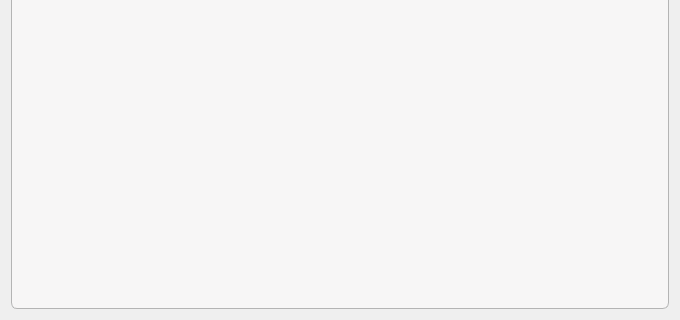
The window that mainwindow.ui (LiangtaoZhong/env_monitor) describes before a commit, drawn with Qt 5; both pictures show x 0 to 680 and y 220 to 540 of the 680 by 540 pixel window.
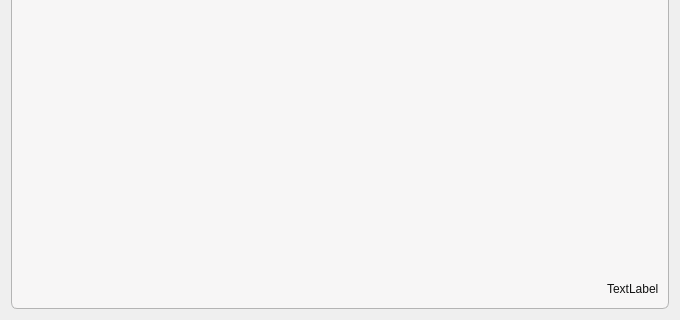
The same window after the commit. The open tabs and pages were chosen to show the change.

```diff
--- a/mainwindow.ui
+++ b/mainwindow.ui
@@ -738,10 +738,34 @@
       <attribute name="title">
        <string>Tab 2</string>
       </attribute>
-      <layout class="QVBoxLayout" name="verticalLayout_4">
+      <layout class="QVBoxLayout" name="verticalLayout_4" stretch="1,0">
        <item>
         <widget class="QWidget" name="virualWgt" native="true"/>
        </item>
+       <item>
+        <layout class="QHBoxLayout" name="horizontalLayout_5">
+         <item>
+          <spacer name="horizontalSpacer_3">
+           <property name="orientation">
+            <enum>Qt::Horizontal</enum>
+           </property>
+           <property name="sizeHint" stdset="0">
+            <size>
+             <width>40</width>
+             <height>20</height>
+            </size>
+           </property>
+          </spacer>
+         </item>
+         <item>
+          <widget class="QLabel" name="plotLabel">
+           <property name="text">
+            <string>TextLabel</string>
+           </property>
+          </widget>
+         </item>
+        </layout>
+       </item>
       </layout>
      </widget>
      <widget class="QWidget" name="tab">
```
Left out of the diff: 15 changed lines with no effect on the pictures.
